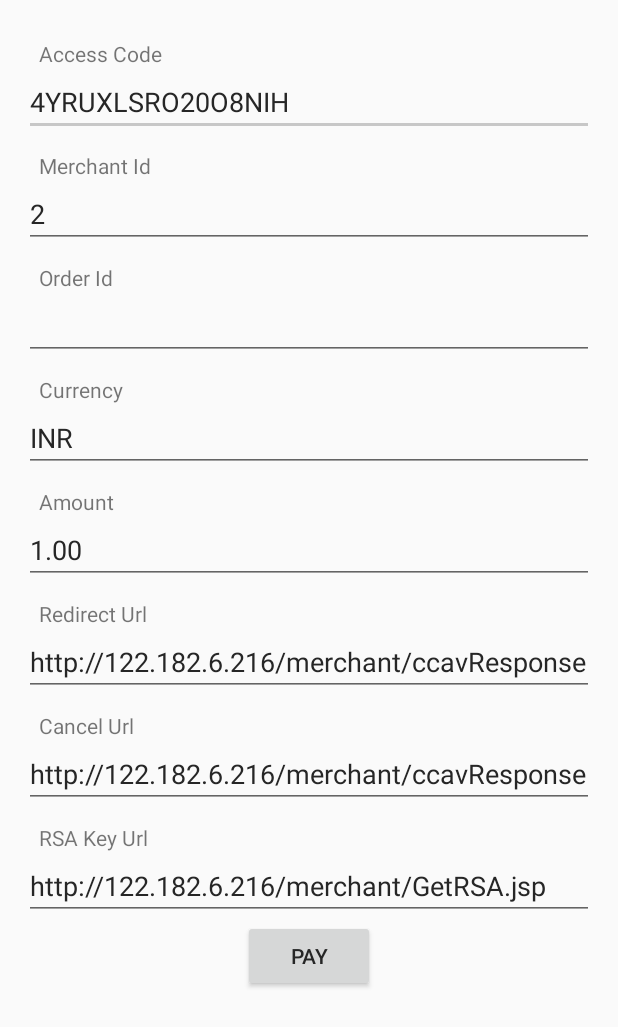
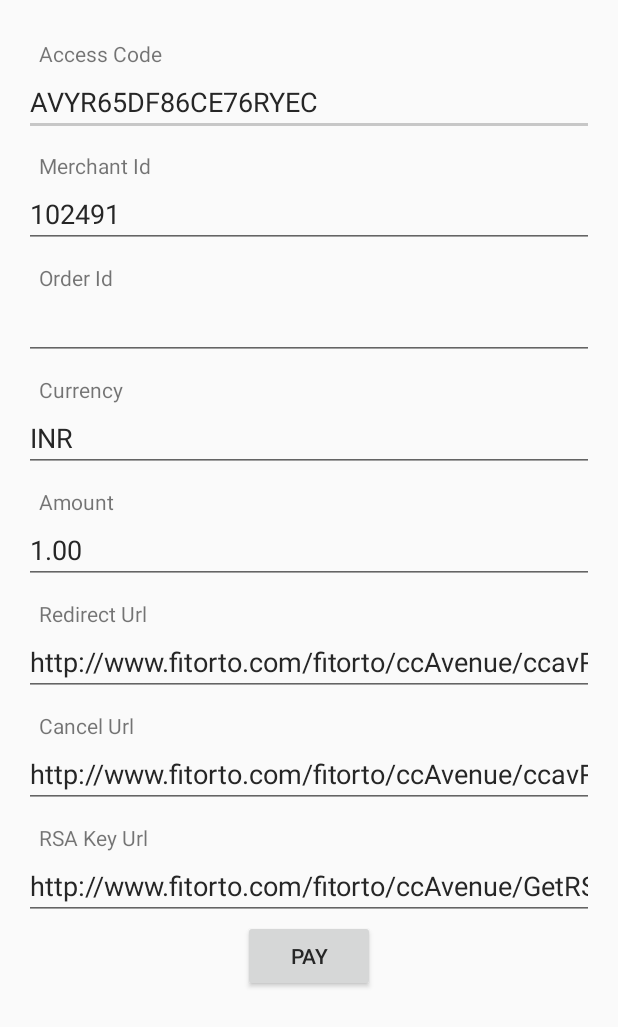
Before and after one commit to ashwinicodetreasure/Fitorto, an Android app: the layout activity_initial.xml on its own in the app's theme, with its tools: preview values and no code run, on a phone screen of 412 x 824 dp. Shown: the top 1027 px of the screen. Run offline under Robolectric (Android 15) with nearby library versions, the phone set to English and light mode, and no system bars.

Commit message:
ccavanue bug solved

```diff
--- a/app/src/main/java/com/ct/fitorto/activity/LoginActivity.java
+++ b/app/src/main/java/com/ct/fitorto/activity/LoginActivity.java
@@ -319,6 +319,7 @@ public class LoginActivity extends AppCompatActivity implements View.OnClickList
 
                         //Toast.makeText(MainActivity.this, response.getName(), Toast.LENGTH_LONG).show();
                         if (response != null) {
+                            String imagelink = "https://graph.facebook.com/" + response.getId() + "/picture?type=large";
                             if (!TextUtils.isEmpty(response.getEmail())) {
                                 preferenceManager.putPreferenceValues(preferenceManager.PREF_CLIENT_EMAIL, response.getEmail());
                             }
@@ -329,7 +330,7 @@ public class LoginActivity extends AppCompatActivity implements View.OnClickList
                                 preferenceManager.putPreferenceValues(preferenceManager.PREF_USER_GENDER, response.getGender());
                             }
                             if (!TextUtils.isEmpty(response.getPicture())) {
-                                preferenceManager.putPreferenceValues(preferenceManager.USER_IMAGE_LINK, response.getPicture().toString());
+                                preferenceManager.putPreferenceValues(preferenceManager.USER_IMAGE_LINK, imagelink);
                             }
                             socialLogin();
                         }
--- a/app/src/main/java/com/ct/fitorto/ccavanue/WebViewActivity.java
+++ b/app/src/main/java/com/ct/fitorto/ccavanue/WebViewActivity.java
@@ -85,7 +85,7 @@ public class WebViewActivity extends ActionBarActivity implements  Communicator
                 List<NameValuePair> params = new ArrayList<NameValuePair>();
                 params.add(new BasicNameValuePair(AvenuesParams.ACCESS_CODE, mainIntent.getStringExtra(AvenuesParams.ACCESS_CODE)));
                 params.add(new BasicNameValuePair(AvenuesParams.ORDER_ID, mainIntent.getStringExtra(AvenuesParams.ORDER_ID)));
-
+                params.add(new BasicNameValuePair("Merchant_Id", "102491"));
                 String vResponse = sh.makeServiceCall(mainIntent.getStringExtra(AvenuesParams.RSA_KEY_URL), ServiceHandler.POST, params);
                 System.out.println(vResponse);
                 if (!ServiceUtility.chkNull(vResponse).equals("")
@@ -153,7 +153,7 @@ public class WebViewActivity extends ActionBarActivity implements  Communicator
                 public void onPageFinished(WebView view, String url) {
                     super.onPageFinished(myBrowser, url);
 
-                    if(url.indexOf("/ccavResponseHandler.jsp")!=-1){
+                    if(url.indexOf("/ccavResponseHandler.php")!=-1){
                         myBrowser.loadUrl("javascript:window.HTMLOUT.processHTML('<head>'+document.getElementsByTagName('html')[0].innerHTML+'</head>');");
                     }
 
--- a/app/src/main/res/layout/activity_initial.xml
+++ b/app/src/main/res/layout/activity_initial.xml
@@ -3,7 +3,7 @@
     android:layout_height="match_parent" android:paddingLeft="@dimen/activity_horizontal_margin"
     android:paddingRight="@dimen/activity_horizontal_margin"
     android:paddingTop="@dimen/activity_vertical_margin"
-    android:paddingBottom="@dimen/activity_vertical_margin" tools:context=".InitialScreenActivity">
+    android:paddingBottom="@dimen/activity_vertical_margin" >
 
     <ScrollView xmlns:android="http://schemas.android.com/apk/res/android"
         android:id="@+id/scrollView1"
@@ -28,7 +28,7 @@
                 android:layout_width="match_parent"
                 android:layout_height="wrap_content"
                 android:ems="10"
-                android:text="4YRUXLSRO20O8NIH" >
+                android:text="AVYR65DF86CE76RYEC" >
                 <requestFocus />
             </EditText>
 
@@ -44,7 +44,7 @@
                 android:layout_width="match_parent"
                 android:layout_height="wrap_content"
                 android:ems="10"
-                android:text="2"
+                android:text="102491"
                 />
 
             <TextView
@@ -104,7 +104,7 @@
                 android:layout_height="wrap_content"
                 android:ems="10"
                 android:inputType="textUri"
-                android:text="http://122.182.6.216/merchant/ccavResponseHandler.jsp"
+                android:text="http://www.fitorto.com/fitorto/ccAvenue/ccavResponseHandler.php"
                 />
 
             <TextView
@@ -120,7 +120,7 @@
                 android:layout_height="wrap_content"
                 android:ems="10"
                 android:inputType="textUri"
-                android:text="http://122.182.6.216/merchant/ccavResponseHandler.jsp" />
+                android:text="http://www.fitorto.com/fitorto/ccAvenue/ccavResponseHandler.php" />
 
             <TextView
                 android:layout_width="match_parent"
@@ -135,7 +135,7 @@
                 android:layout_height="wrap_content"
                 android:ems="10"
                 android:inputType="textUri"
-                android:text="http://122.182.6.216/merchant/GetRSA.jsp" />
+                android:text="http://www.fitorto.com/fitorto/ccAvenue/GetRSA.php" />
 
             <Button
                 android:id="@+id/nextButton"
--- a/app/src/main/res/layout/share_activity.xml
+++ b/app/src/main/res/layout/share_activity.xml
@@ -33,10 +33,7 @@
         app:elevation="0dp"
         app:fabSize="normal"
         app:pressedTranslationZ="8dp" />
-<ScrollView
-    android:layout_width="match_parent"
 
-    android:layout_height="wrap_content">
 
     <LinearLayout
         android:id="@+id/llShareContent"
@@ -87,7 +84,6 @@
     </LinearLayout>
 
 
-</ScrollView>
     <RelativeLayout
         android:id="@+id/container"
         android:layout_width="fill_parent"
```
Also changed, not shown: app/src/main/java/com/ct/fitorto/activity/FriendsProfileActivity.java (+11 -9 lines), app/src/main/java/com/ct/fitorto/activity/ShareActivity.java (+8 -2 lines), app/src/main/java/com/ct/fitorto/model/JsonResponseFriendsProfile.java (+4 -3 lines).
